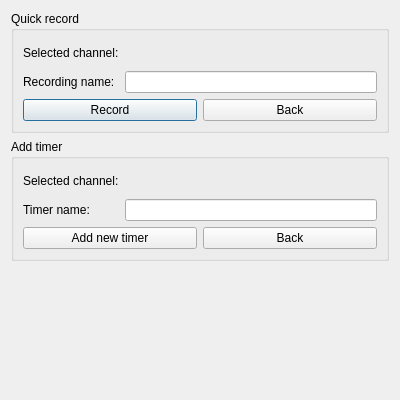
This is src/ui/recorder/RecorderNewDialog.ui in ntadej/tano as Qt 5 draws it before an edit. The edited form follows.
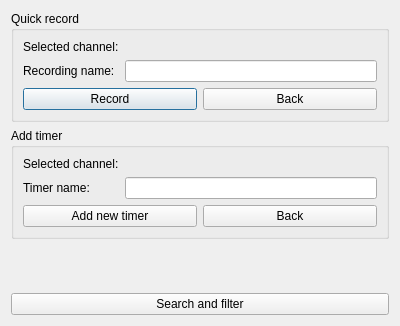
This is the edited form. Icons and pictures are not drawn. Custom widgets are drawn as their Qt base class.

Patch:
```diff
--- a/src/ui/recorder/RecorderNewDialog.ui
+++ b/src/ui/recorder/RecorderNewDialog.ui
@@ -7,7 +7,7 @@
     <x>0</x>
     <y>0</y>
     <width>400</width>
-    <height>400</height>
+    <height>326</height>
    </rect>
   </property>
   <property name="windowTitle">
@@ -145,6 +145,17 @@
    <item>
     <widget class="PlaylistDisplayWidget" name="playlistWidget" native="true"/>
    </item>
+   <item>
+    <widget class="QPushButton" name="buttonFilter">
+     <property name="text">
+      <string>Search and filter</string>
+     </property>
+     <property name="icon">
+      <iconset resource="../../../data/icons.qrc">
+       <normaloff>:/icons/16x16/search.png</normaloff>:/icons/16x16/search.png</iconset>
+     </property>
+    </widget>
+   </item>
   </layout>
  </widget>
  <customwidgets>
```
